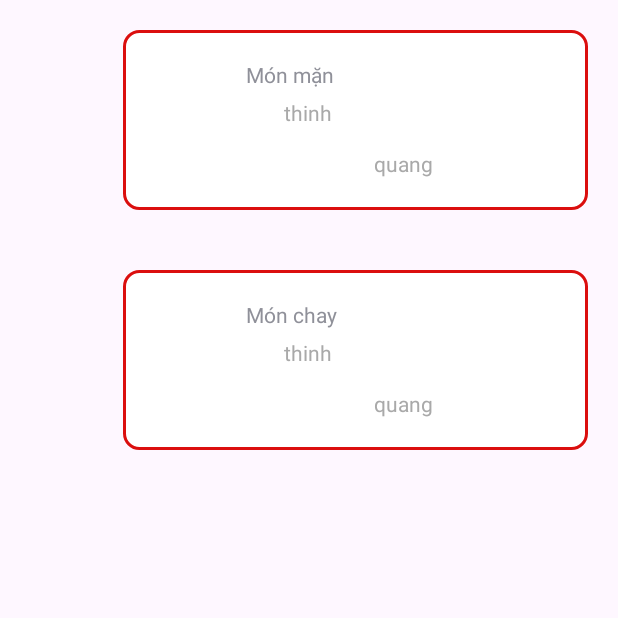
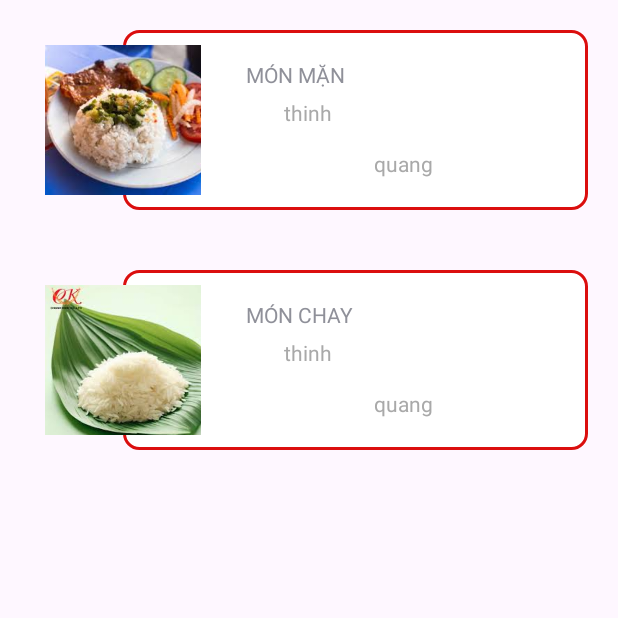
Before and after one commit to tien22521469/List_monan, an Android app: the screen it shows after launch (MainActivity), on a phone screen of 412 x 824 dp, the top half of it. Run offline under Robolectric (Android 15) with nearby library versions, the phone set to English and light mode, and no system bars.

Commit message:
them mon an vao recyclerView

```diff
--- a/app/src/main/java/com/example/listview/Item.java
+++ b/app/src/main/java/com/example/listview/Item.java
@@ -6,18 +6,10 @@ import android.graphics.drawable.Drawable;
 import androidx.core.content.ContextCompat;
 
 public class Item {
-    private int imageResource;
     private String title;
     private String description1;
     private String description2;
-
-    public Drawable getImageResource(Context context) {
-        return ContextCompat.getDrawable(context, imageResource);
-    }
-
-    public void setImageResource(int imageResource) {
-        this.imageResource = imageResource;
-    }
+    int Image;
 
     public String getTitle() {
         return title;
@@ -43,10 +35,18 @@ public class Item {
         this.description2 = description2;
     }
 
-    public Item(int imageResource, String title, String description1, String description2) {
-        this.imageResource = imageResource;
+    public int getImage() {
+        return Image;
+    }
+
+    public void setImage(int image) {
+        Image = image;
+    }
+
+    public Item(String title, String description1, String description2, int image) {
         this.title = title;
         this.description1 = description1;
         this.description2 = description2;
+        Image = image;
     }
 }
--- a/app/src/main/java/com/example/listview/MainActivity.java
+++ b/app/src/main/java/com/example/listview/MainActivity.java
@@ -23,8 +23,8 @@ public class MainActivity extends AppCompatActivity {
         RecyclerView recyclerView = findViewById(R.id.recyclerview);
 
         List<Item> items = new ArrayList<Item>();
-        items.add(new Item(R.drawable.anh1,"Món mặn","thinh","quang"));
-        items.add(new Item(R.drawable.anh2,"Món chay","thinh","quang"));
+        items.add(new Item("MÓN MẶN","thinh","quang",R.drawable.anh1));
+        items.add(new Item("MÓN CHAY","thinh","quang",R.drawable.anh2));
 
         recyclerView.setLayoutManager(new LinearLayoutManager(this));
         recyclerView.setAdapter(new MyAdapter(getApplicationContext(),items));
--- a/app/src/main/java/com/example/listview/MyAdapter.java
+++ b/app/src/main/java/com/example/listview/MyAdapter.java
@@ -30,9 +30,8 @@ public class MyAdapter extends RecyclerView.Adapter<MyViewHolder> {
         holder.tvSanPham.setText(items.get(position).getDescription1());
         holder.tvDangGiam.setText(items.get(position).getDescription2());
         holder.tvMonAn.setText(items.get(position).getTitle());
-        holder.materialCardView.setBackgroundDrawable(items.get(position).getImageResource(holder.itemView.getContext()));
+        holder.imageView.setImageResource(items.get(position).getImage());
 
-//        holder.materialCardView.setBackground(items.get(position).getImageResource());
     }
 
     @Override
--- a/app/src/main/java/com/example/listview/MyViewHolder.java
+++ b/app/src/main/java/com/example/listview/MyViewHolder.java
@@ -1,6 +1,7 @@
 package com.example.listview;
 
 import android.view.View;
+import android.widget.ImageView;
 import android.widget.TextView;
 
 import androidx.annotation.NonNull;
@@ -11,7 +12,7 @@ import com.google.android.material.card.MaterialCardView;
 public class MyViewHolder extends RecyclerView.ViewHolder{
 
     TextView tvMonAn, tvSanPham, tvDangGiam;
-    MaterialCardView materialCardView;
+    ImageView imageView;
 
 
     public MyViewHolder(@NonNull View itemView) {
@@ -19,6 +20,6 @@ public class MyViewHolder extends RecyclerView.ViewHolder{
         tvMonAn = itemView.findViewById(R.id.tvMonAn);
         tvDangGiam = itemView.findViewById(R.id.tvdanggiam);
         tvSanPham = itemView.findViewById(R.id.tvSanPham);
-        materialCardView = itemView.findViewById(R.id.materialCardView);
+        imageView = itemView.findViewById(R.id.imageView);
     }
 }
--- a/app/src/main/res/layout/item_view.xml
+++ b/app/src/main/res/layout/item_view.xml
@@ -55,7 +55,8 @@
                 android:layout_weight="4"
                 android:layout_margin="10dp"
                 android:scaleType="centerCrop"
-                app:cardCornerRadius="50dp"/>
+                app:cardCornerRadius="50dp"
+                android:id="@+id/imageView"/>
 
             <RelativeLayout
                 android:layout_width="match_parent"
```
